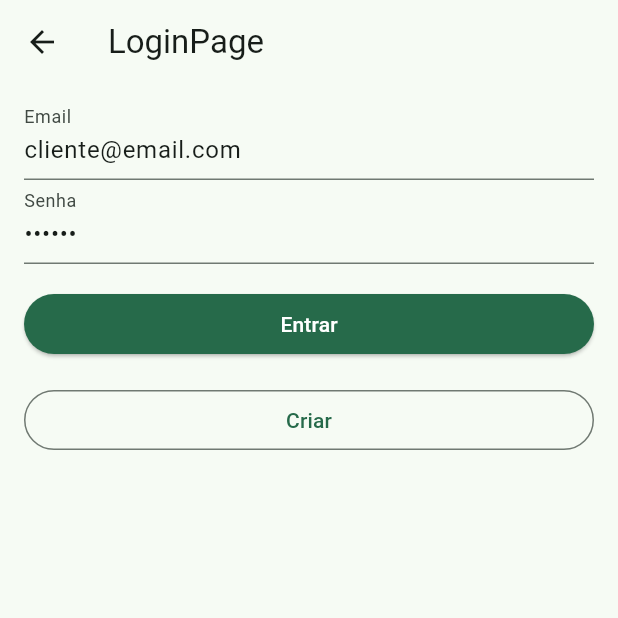
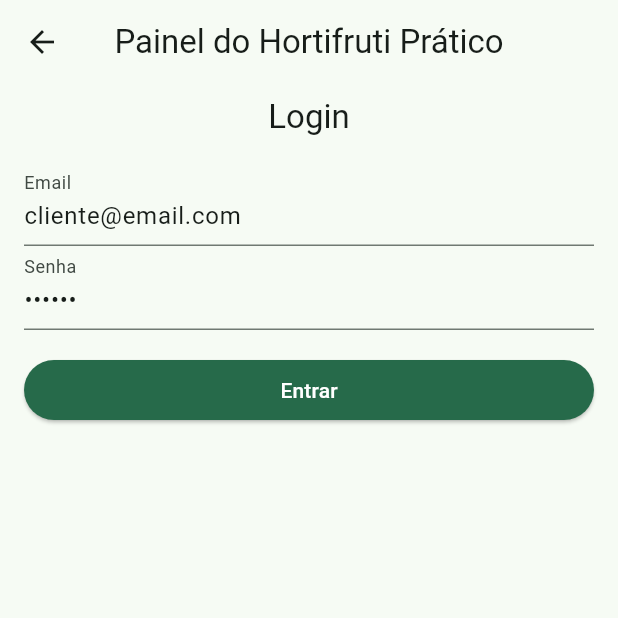
Before and after one commit to GermanoCesarSS/app_painel_hortifruti_pratico, a Flutter app: the LoginPage screen opened by its route, on a phone screen of 412 x 824 dp, the top half of it. Run offline on Flutter 3.47's test engine with Material 3 defaults, Android fonts, the phone set to English and light mode, and no system bars; our stand-ins replace dio, get, get_storage, transparent_image; accounts and stored records are empty; network calls fail.

Commit message:
Aula 161

```diff
--- a/lib/app/data/models/order.module.dart
+++ b/lib/app/data/models/order.module.dart
@@ -7,7 +7,6 @@ import 'package:intl/intl.dart';
 
 class OrderModel {
   String hashId;
-  StoreModel store;
   num value;
   num deliveryCost;
   AddressModel? address;
@@ -19,7 +18,6 @@ class OrderModel {
 
   OrderModel({
     required this.hashId,
-    required this.store,
     required this.value,
     required this.deliveryCost,
     required this.address,
@@ -36,10 +34,10 @@ class OrderModel {
   String get enderecoCompleto => address != null
       ? '${address!.street}, n: ${address!.number}, ${address!.neighborhood}'
       : '';
+  String get createAtFormatado => DateFormat("dd/MM/y 'às' HH:mm").format(createdAt);
 
   factory OrderModel.fromJson(Map<String, dynamic> json) => OrderModel(
         hashId: json['hash_id'],
-        store: StoreModel.fromJson(json['estabelecimento']),
         value: double.parse(json['valor']),
         deliveryCost: double.parse(json['custo_entrega']),
         address: json['endereco'] == null
--- a/lib/app/modules/dashboard/page.dart
+++ b/lib/app/modules/dashboard/page.dart
@@ -95,10 +95,10 @@ class DashboardPage extends GetResponsiveView<DashboardController> {
   IndexedStack _body() {
     return IndexedStack(
       index: controller.currentPageIndex.value,
-      children: const [
+      children: [
         OrderListPage(),
-        HomePage(),
-        UserProfilePage(),
+        const HomePage(),
+        const UserProfilePage(),
       ],
     );
   }
--- a/lib/app/modules/login/page.dart
+++ b/lib/app/modules/login/page.dart
@@ -9,13 +9,26 @@ class LoginPage extends GetView<LoginController> {
   @override
   Widget build(BuildContext context) {
     return Scaffold(
-      appBar: AppBar(title: const Text('LoginPage')),
+      appBar: AppBar(
+        centerTitle: true,
+        title: const Text('Painel do Hortifruti Prático'),
+      ),
       body: SingleChildScrollView(
         padding: const EdgeInsets.symmetric(vertical: 8.0, horizontal: 16.0),
+        child: Center(
+          child: Container(
+            constraints: const BoxConstraints(maxWidth: 500.0),
             child: Form(
               key: controller.formKey,
               child: Column(
                 children: [
+                  Text(
+                    'Login',
+                    style: Get.textTheme.titleLarge,
+                  ),
+                  SizedBox(
+                    height: 16.0,
+                  ),
                   TextFormField(
                     controller: controller.emailController,
                     decoration: const InputDecoration(
@@ -48,25 +61,34 @@ class LoginPage extends GetView<LoginController> {
                       Expanded(
                         child: Padding(
                           padding: const EdgeInsets.symmetric(vertical: 16.0),
-                      child: ElevatedButton(
+                          child: Obx(
+                            () {
+                              if (controller.loading.isTrue) {
+                                return ElevatedButton(
+                                  onPressed: null,
+                                  child: SizedBox(
+                                    width: 10.0,
+                                    height: 10.0,
+                                    child: CircularProgressIndicator(
+                                      strokeWidth: 2,
+                                    ),
+                                  ),
+                                );
+                              }
+                              return ElevatedButton(
                                 onPressed: controller.login,
                                 child: const Text('Entrar'),
+                              );
+                              ;
+                            },
                           ),
                         ),
                       ),
                     ],
-              ),
-              Row(
-                children: [
-                  Expanded(
-                    child: OutlinedButton(
-                      onPressed: () => Get.toNamed(Routes.register),
-                      child: const Text('Criar'),
+                  ), //
+                ],
               ),
             ),
-                ],
-              ),
-            ],
           ),
         ),
       ),
--- a/lib/app/modules/order/binding.dart
+++ b/lib/app/modules/order/binding.dart
@@ -1,6 +1,6 @@
 import 'package:app_painel_hortifruti_pratico/app/data/providers/api.dart';
-import 'package:app_painel_hortifruti_pratico/app/modules/order/controller.dart';
 import 'package:app_painel_hortifruti_pratico/app/modules/order/repository.dart';
+import 'package:app_painel_hortifruti_pratico/app/widget/order/order_controller.dart';
 import 'package:get/get.dart';
 
 class OrderBinding implements Bindings {
--- a/lib/app/routes/pages.dart
+++ b/lib/app/routes/pages.dart
@@ -48,11 +48,11 @@ abstract class AppPages {
 class RedirectMiddleware extends GetMiddleware {
   @override
   RouteSettings? redirect(String? route) {
-    // var storageService = Get.find<StorageService>();
+    var storageService = Get.find<StorageService>();
 
-    // if (storageService.cityId != null || storageService.token != null) {
-    //   return null;
-    // }
-    // return const RouteSettings(name: Routes.selectCity);
+    if (storageService.token != null) {
+      return null;
+    }
+    return const RouteSettings(name: Routes.login);
   }
 }
```
Also changed, not shown: lib/app/data/services/storage/services.service.dart (+0 -13 lines), lib/app/modules/login/controller.dart (+7 -2 lines), lib/app/modules/order/controller.dart (deleted, +0 -20 lines), lib/app/modules/order/page.dart (+3 -95 lines), lib/app/modules/order_list/controller.dart (+9 -0 lines), lib/app/modules/order_list/page.dart (+25 -34 lines), lib/app/modules/order_list/widgets/order_detail/order_detail_widget.dart (added, +39 -0 lines), lib/app/modules/order_list/widgets/order_list/order_list_widget.dart (added, +33 -0 lines), lib/app/widget/order/order_controller.dart (added, +40 -0 lines), lib/app/widget/order/order_widget.dart (added, +95 -0 lines). Lines whose indentation alone changed are shown as unchanged.
